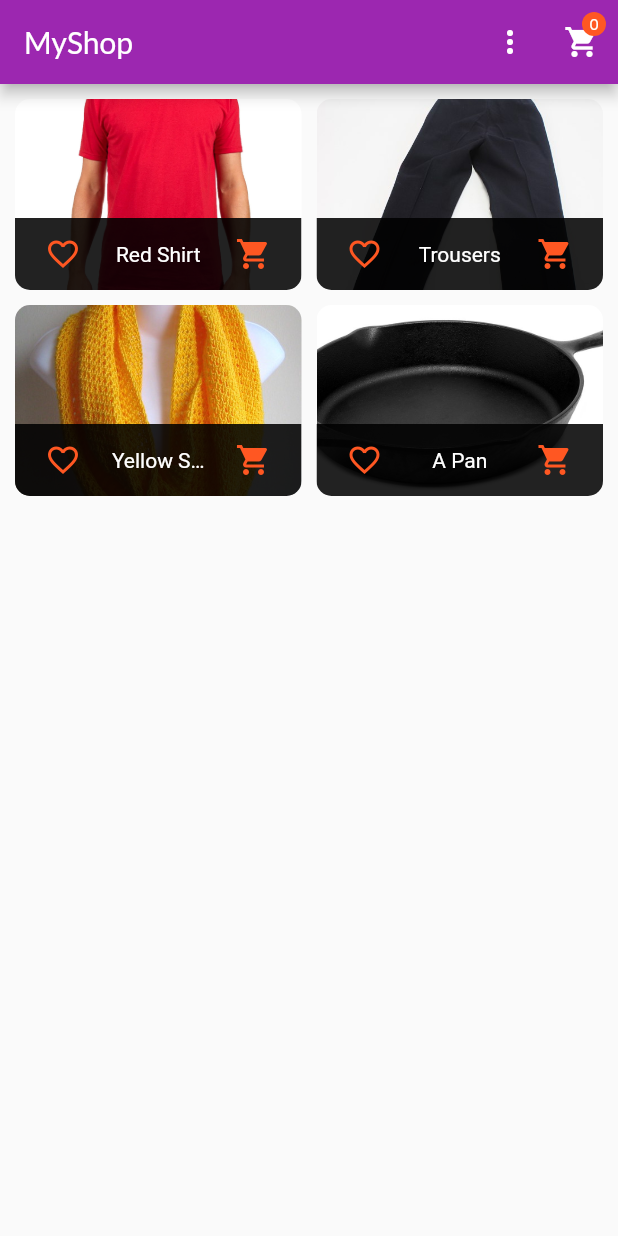
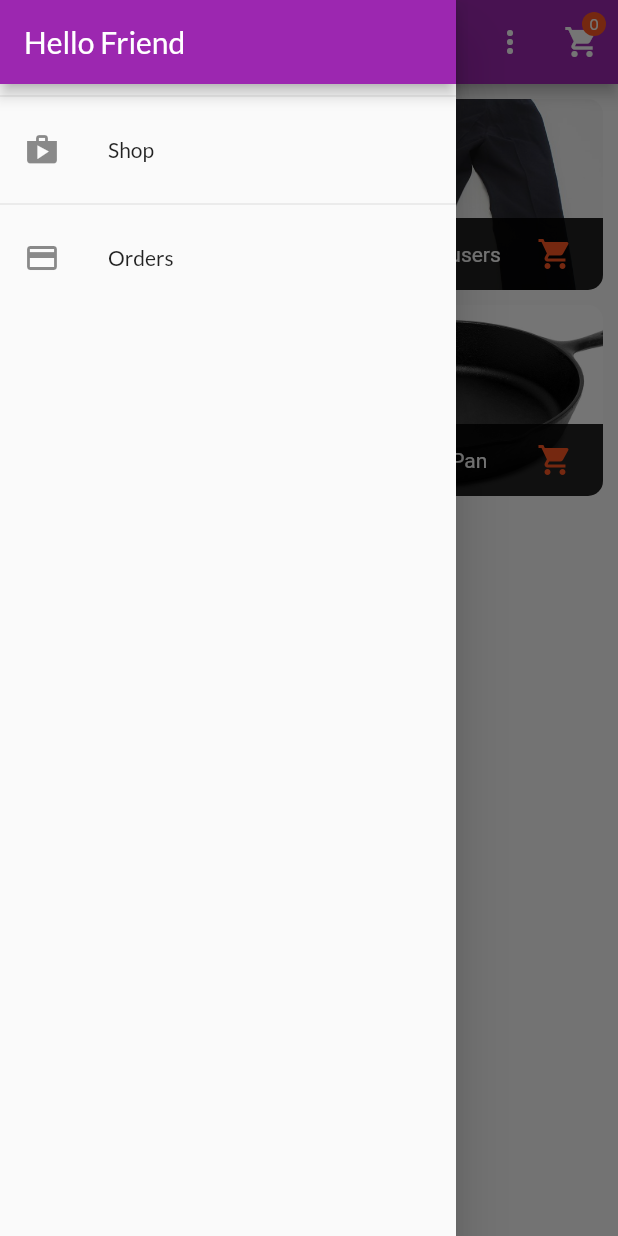
Before and after one commit to jsimpson1/udemy, a Flutter app: the screen it shows after launch, with the side drawer open (before the commit the screen has no drawer), on a phone screen of 412 x 824 dp. Run offline on Flutter 3.47's test engine with Material 2 defaults, Android fonts, the phone set to English and light mode, and no system bars.

Commit message:
section 8 - 210 complete

```diff
--- a/academind/shop/lib/main.dart
+++ b/academind/shop/lib/main.dart
@@ -1,11 +1,13 @@
 import 'package:flutter/material.dart';
 import 'package:provider/provider.dart';
 
+import './screens/orders_screen.dart';
 import './screens/products_overview_screen.dart';
 import './screens/product_detail_screen.dart';
+import './screens/cart_screen.dart';
 import './providers/products.dart';
 import './providers/cart.dart';
-import './screens/cart_screen.dart';
+import './providers/orders.dart';
 
 void main() {
   runApp(MyApp());
@@ -22,6 +24,9 @@ class MyApp extends StatelessWidget {
         ChangeNotifierProvider(
           create: (ctx) => Cart(),
         ),
+        ChangeNotifierProvider(
+          create: (ctx) => Orders(),
+        ),
       ],
       child: MaterialApp(
         title: 'MyShop',
@@ -34,6 +39,7 @@ class MyApp extends StatelessWidget {
         routes: {
           ProductDetailScreen.routeName: (ctx) => ProductDetailScreen(),
           CartScreen.routeName: (ctx) => CartScreen(),
+          OrdersScreen.routeName: (ctx) => OrdersScreen(),
         },
       ),
     );
--- a/academind/shop/lib/providers/cart.dart
+++ b/academind/shop/lib/providers/cart.dart
@@ -61,4 +61,9 @@ class Cart with ChangeNotifier {
     _items.remove(productId);
     notifyListeners();
   }
+
+  void clear() {
+    _items = {};
+    notifyListeners();
+  }
 }
--- /dev/null
+++ b/academind/shop/lib/screens/orders_screen.dart
@@ -0,0 +1,24 @@
+import 'package:flutter/material.dart';
+import 'package:provider/provider.dart';
+
+import '../providers/orders.dart' show Orders;
+import '../widgets/order_item.dart';
+import '../widgets/app_drawer.dart';
+
+class OrdersScreen extends StatelessWidget {
+  static const routeName = '/orders';
+  @override
+  Widget build(BuildContext context) {
+    final orderData = Provider.of<Orders>(context);
+    return Scaffold(
+      appBar: AppBar(
+        title: Text('Your Orders'),
+      ),
+      drawer: AppDrawer(),
+      body: ListView.builder(
+        itemCount: orderData.orders.length,
+        itemBuilder: (ctx, i) => OrderItem(orderData.orders[i]),
+      ),
+    );
+  }
+}
--- a/academind/shop/lib/screens/product_detail_screen.dart
+++ b/academind/shop/lib/screens/product_detail_screen.dart
@@ -1,6 +1,7 @@
 import 'package:flutter/material.dart';
 import 'package:provider/provider.dart';
 
+import '../widgets/app_drawer.dart';
 import '../providers/products.dart';
 
 class ProductDetailScreen extends StatelessWidget {
@@ -17,6 +18,7 @@ class ProductDetailScreen extends StatelessWidget {
       appBar: AppBar(
         title: Text(loadedProduct.title),
       ),
+      drawer: AppDrawer(),
       body: SingleChildScrollView(
         child: Column(
           children: [
--- a/academind/shop/lib/screens/products_overview_screen.dart
+++ b/academind/shop/lib/screens/products_overview_screen.dart
@@ -1,6 +1,7 @@
 import 'package:flutter/material.dart';
 import 'package:provider/provider.dart';
 
+import '../widgets/app_drawer.dart';
 import '../widgets/products_grid.dart';
 import '../widgets/badge.dart';
 
@@ -64,6 +65,7 @@ class _ProductsOverviewScreenState extends State<ProductsOverviewScreen> {
           ),
         ],
       ),
+      drawer: AppDrawer(),
       body: ProductsGrid(_showOnlyFavorites),
     );
   }
--- /dev/null
+++ b/academind/shop/lib/widgets/app_drawer.dart
@@ -0,0 +1,37 @@
+import 'package:flutter/material.dart';
+
+import '../screens/orders_screen.dart';
+
+class AppDrawer extends StatelessWidget {
+  @override
+  Widget build(BuildContext context) {
+    return Drawer(
+      child: Column(
+        children: [
+          AppBar(
+            title: Text('Hello Friend'),
+            automaticallyImplyLeading: false,
+          ),
+          Divider(),
+          ListTile(
+            leading: Icon(
+              Icons.shop,
+            ),
+            title: Text('Shop'),
+            onTap: () {
+              Navigator.of(context).pushReplacementNamed('/');
+            },
+          ),
+          Divider(),
+          ListTile(
+            leading: Icon(Icons.payment),
+            title: Text('Orders'),
+            onTap: () {
+              Navigator.of(context).pushNamed(OrdersScreen.routeName);
+            },
+          )
+        ],
+      ),
+    );
+  }
+}
--- a/academind/shop/pubspec.yaml
+++ b/academind/shop/pubspec.yaml
@@ -12,6 +12,7 @@ dependencies:
   flutter:
     sdk: flutter
   provider: ^5.0.0
+  intl: ^0.17.0
 
   cupertino_icons: ^1.0.2
 
```
Also changed, not shown: academind/shop/lib/providers/orders.dart (added, +38 -0 lines), academind/shop/lib/screens/cart_screen.dart (+8 -1 lines), academind/shop/lib/widgets/order_item.dart (added, +31 -0 lines), academind/shop/pubspec.lock.
